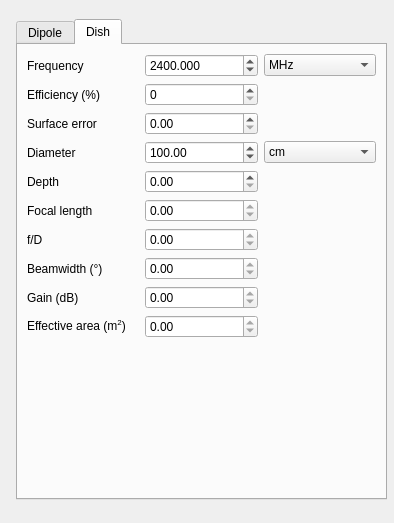
Before: the Qt Designer form plugins/feature/antennatools/antennatoolsgui.ui in f4exb/sdrangel, drawn with Qt 5.
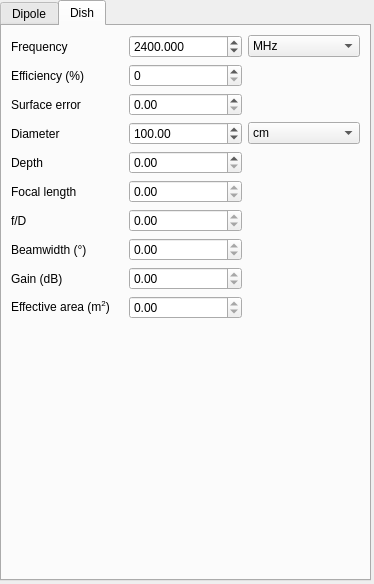
After: the same form once the commit is applied. Icons and pictures are not drawn. Custom widgets are drawn as their Qt base class.

What changed in the file:
```diff
--- a/plugins/feature/antennatools/antennatoolsgui.ui
+++ b/plugins/feature/antennatools/antennatoolsgui.ui
@@ -6,20 +6,26 @@
    <rect>
     <x>0</x>
     <y>0</y>
-    <width>394</width>
-    <height>523</height>
+    <width>374</width>
+    <height>584</height>
    </rect>
   </property>
   <property name="sizePolicy">
-   <sizepolicy hsizetype="Preferred" vsizetype="Preferred">
+   <sizepolicy hsizetype="Fixed" vsizetype="Fixed">
     <horstretch>0</horstretch>
     <verstretch>0</verstretch>
    </sizepolicy>
   </property>
   <property name="minimumSize">
    <size>
-    <width>360</width>
-    <height>0</height>
+    <width>374</width>
+    <height>584</height>
+   </size>
+  </property>
+  <property name="maximumSize">
+   <size>
+    <width>374</width>
+    <height>584</height>
    </size>
   </property>
   <property name="font">
@@ -37,10 +43,10 @@
   <widget class="QTabWidget" name="tabWidget">
    <property name="geometry">
     <rect>
-     <x>16</x>
-     <y>19</y>
+     <x>0</x>
+     <y>0</y>
      <width>371</width>
-     <height>481</height>
+     <height>581</height>
     </rect>
    </property>
    <property name="sizePolicy">
```
